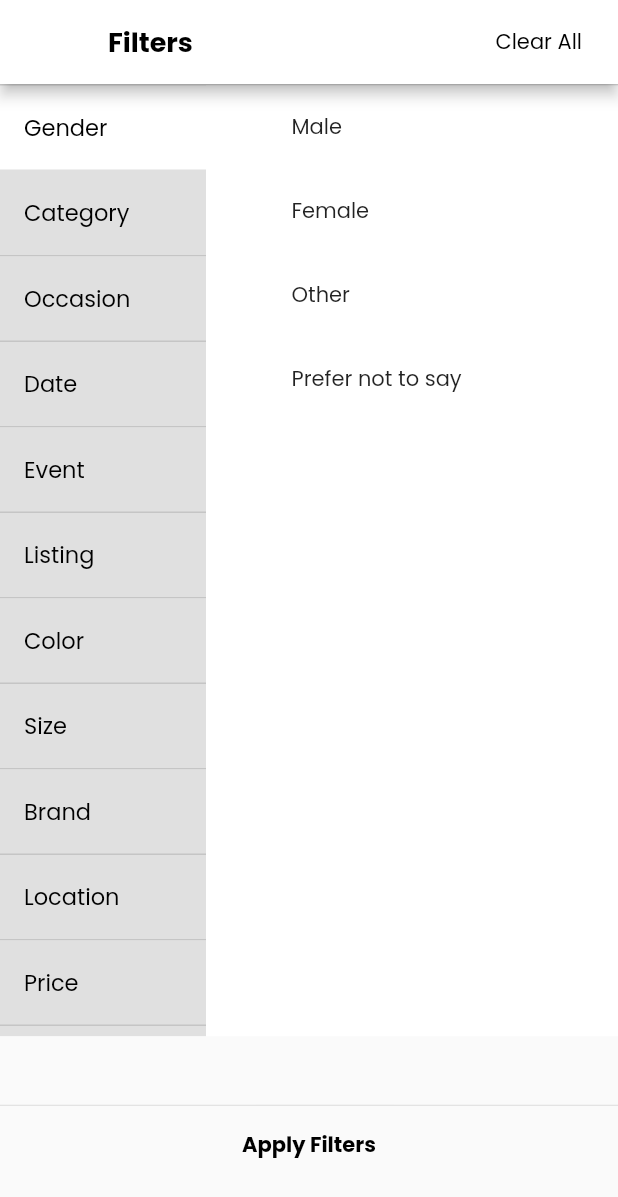
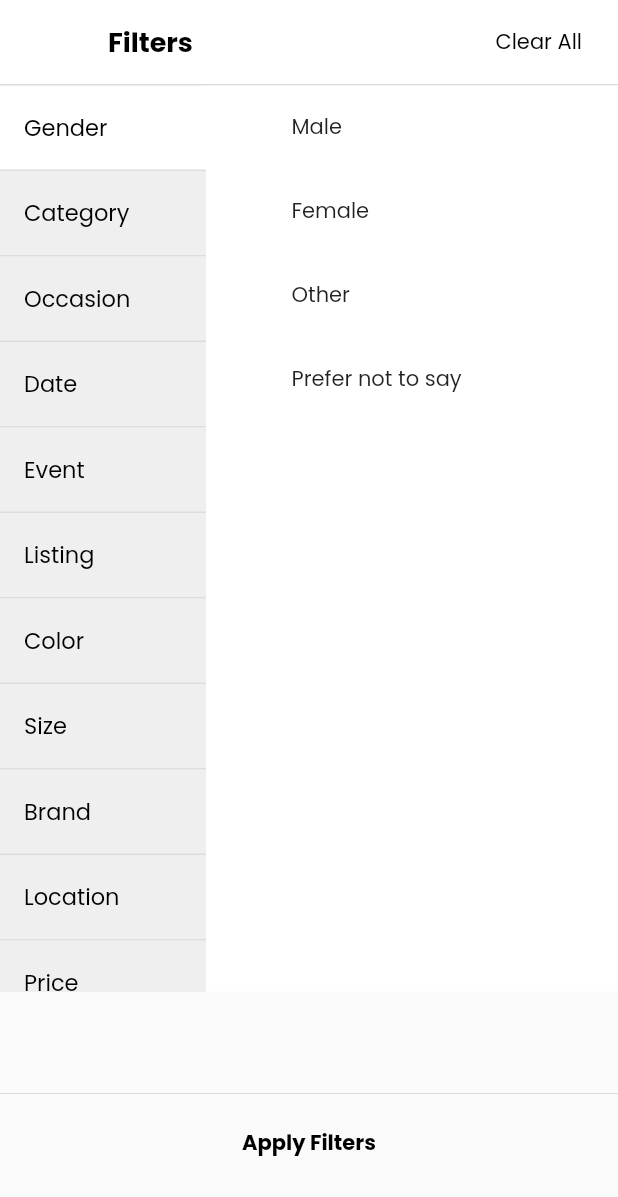
Before and after one commit to JatinDev2/init_thedevilwears_app_dev, a Flutter app: the FiltersScreen screen opened directly, on a phone screen of 412 x 824 dp. Shown: the top 1197 px of the screen. Run offline on Flutter 3.47's test engine with Material 2 defaults, Android fonts, the phone set to English and light mode, and no system bars; our stand-ins replace azlistview, carousel_slider, faker, flutter_iconly, flutter_screenutil, google_fonts and 2 more; missing offline and left inert: alphabet_list_view, faker_dart.

Commit message:
Minor Aesthetic changes

```diff
--- a/lib/screens/search/AlphaBetScroll.dart
+++ b/lib/screens/search/AlphaBetScroll.dart
@@ -141,7 +141,8 @@ class _AlphaBetScrollPageState extends State<AlphaBetScrollPage> with WidgetsBin
         tag,
         style: TextStyle(
           fontSize: 18,
-          fontWeight: selectedTag==tag? FontWeight.bold : FontWeight.w500,
+          // fontWeight: selectedTag==tag? FontWeight.bold : FontWeight.w500,
+          fontWeight: FontWeight.w500,
           color: Color(0xff0F1015),
         ),
       ),
--- a/lib/screens/search/FiltersScreen.dart
+++ b/lib/screens/search/FiltersScreen.dart
@@ -136,7 +136,7 @@ class _FiltersScreenState extends State<FiltersScreen> {
 
   Widget _buildFilterTabs() {
     return Container(
-      height: MediaQuery.of(context).size.height / 1.3,
+      height: MediaQuery.of(context).size.height - 220,
       child: ListView.builder(
         itemCount: _filterTabs.length,
         itemBuilder: (context, index) {
@@ -144,10 +144,10 @@ class _FiltersScreenState extends State<FiltersScreen> {
           int selectedOptionsCount = _getSelectedOptionsCount(tab);
           return Container(
             decoration: BoxDecoration(
-              color:  _selectedTab == tab ? Colors.white : Colors.grey.shade300,
+              color:  _selectedTab == tab ? Colors.white : Color(0xFFEFEFEF),
               border: Border(
                 bottom: BorderSide(
-                  color: Colors.black12,
+                  color: Color(0xFFDDDDDD),
                   width: 1.0,
                 ),
               ),
@@ -197,7 +197,7 @@ class _FiltersScreenState extends State<FiltersScreen> {
   Widget _buildFilterOptions() {
     List<String> options = _filterData[_selectedTab] ?? [];
     return Container(
-      height: MediaQuery.of(context).size.height / 1.3,
+      height: MediaQuery.of(context).size.height - 220,
       child: ListView.builder(
         itemCount: options.length,
         itemBuilder: (context, index) {
@@ -244,8 +244,8 @@ class _FiltersScreenState extends State<FiltersScreen> {
 
   Widget _buildSelectedOptions() {
     return Container(
-      height: 30,
-      // padding: EdgeInsets.symmetric(horizontal: 16),
+      height: 60,
+      padding: EdgeInsets.symmetric(horizontal: 8, vertical: 16),
       child: ListView.builder(
         scrollDirection: Axis.horizontal,
         itemCount: _selectedOptions.length,
@@ -311,6 +311,7 @@ class _FiltersScreenState extends State<FiltersScreen> {
   Widget build(BuildContext context) {
     return Scaffold(
       appBar: AppBar(
+        elevation: 0,
         title: Text(
           'Filters',
           style: TextStyle(
@@ -370,18 +371,16 @@ class _FiltersScreenState extends State<FiltersScreen> {
               ),
             ],
           ),
-          SizedBox(height: 4,),
+          // SizedBox(height: 4,),
           _buildSelectedOptions(),
-          SizedBox(height: 4,),
+          // SizedBox(height: 4,),
           Divider(),
           GestureDetector(
             onTap: (){
               Navigator.of(context).pop();
             },
             child: Container(
-              margin: EdgeInsets.only(
-                top: 8.0,
-              ),
+              height: 50,
               child: Center(
                 child: Text("Apply Filters", style: TextStyle(
                     fontWeight: FontWeight.bold,
```
Also changed, not shown: lib/screens/search/search_screen.dart (+6 -1 lines).
